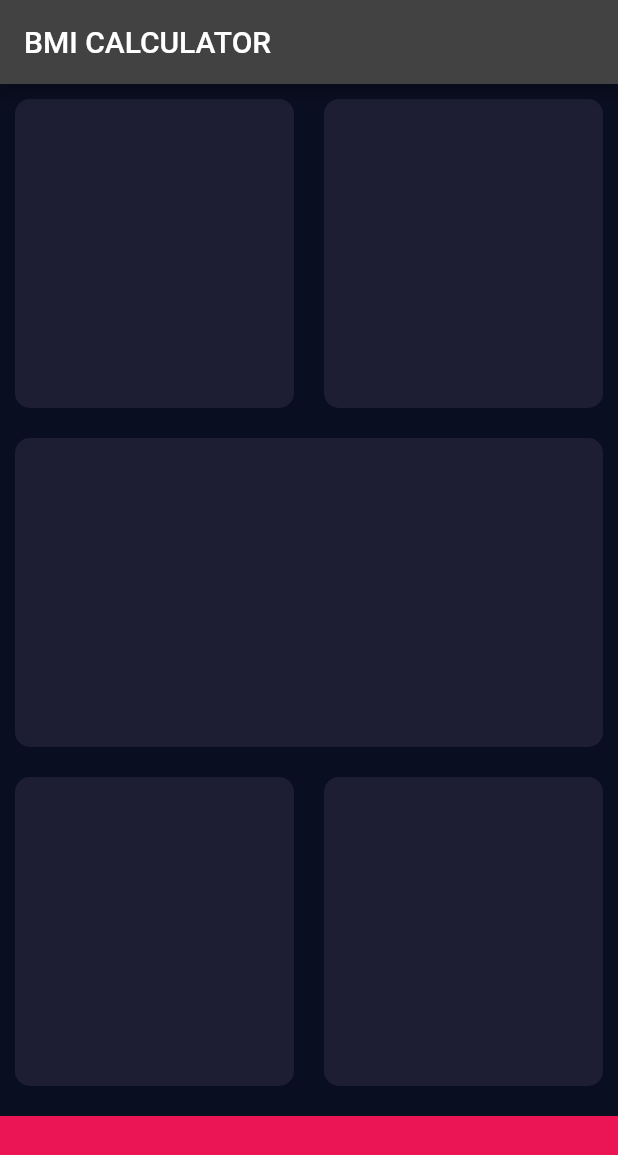
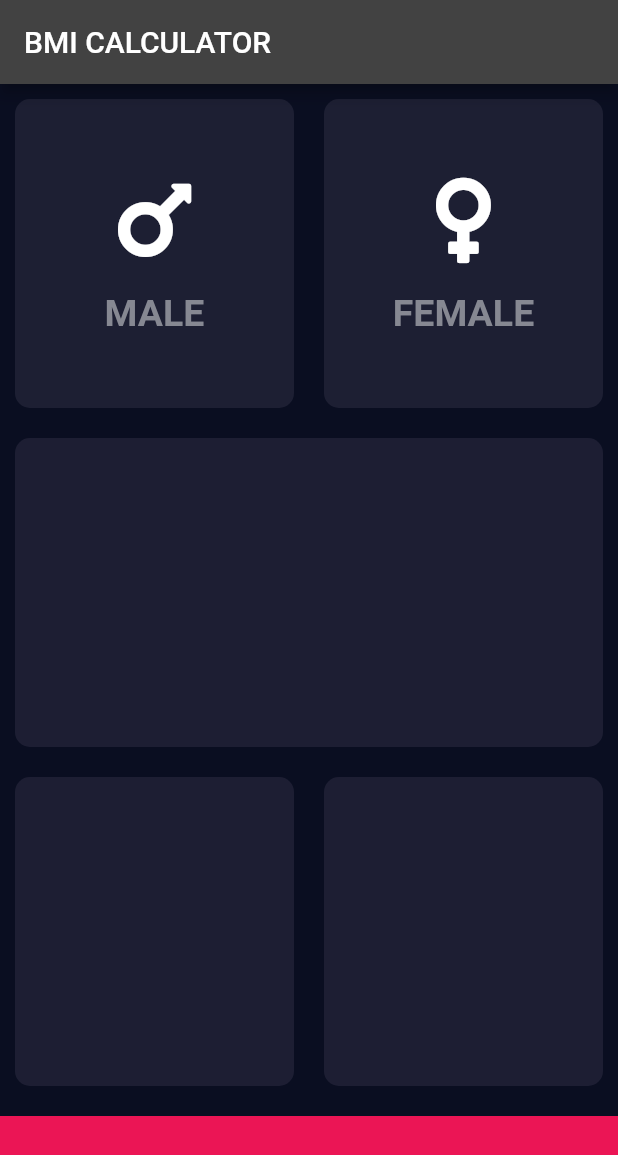
Before and after one commit to HeratUni-CS/bmi-calculator-hazrat2023, a Flutter app: the screen it shows after launch, on a phone screen of 412 x 824 dp. Shown: the top 1155 px of the screen. Run offline on Flutter 3.47's test engine with Material 2 defaults, Android fonts, the phone set to English and light mode, and no system bars; our stand-ins replace font_awesome_flutter.

Commit message:
here i made two another dart file and pust the code inside the two files that realated to each other

```diff
--- /dev/null
+++ b/lib/icon_content.dart
@@ -0,0 +1,28 @@
+import 'package:flutter/material.dart';
+
+class iconContent extends StatelessWidget {
+  final IconData iconData;
+  final String label;
+
+  iconContent({required this.iconData, required this.label});
+  @override
+  Widget build(BuildContext context) {
+    return Column(
+      mainAxisAlignment: MainAxisAlignment.center,
+      children: [
+        Icon(iconData,
+          size: 65,
+        ),
+        SizedBox(height: 15.0),
+        Text(
+          label,
+          style: TextStyle(
+            fontSize: 25.0,
+            fontWeight: FontWeight.bold,
+            color: Color(0xFF868892),
+          ),
+        )
+      ],
+    );
+  }
+}
--- a/lib/input_page.dart
+++ b/lib/input_page.dart
@@ -1,17 +1,32 @@
 import 'package:flutter/material.dart';
+import 'package:font_awesome_flutter/font_awesome_flutter.dart';
+import 'reusable_card.dart';
+import 'icon_content.dart';
+
 
 const bottomContainerHeight = 80.0;
 const activeCardColor = Color(0xFF1D1E33);
 const bottomContainerColor = Color(0xFFEB1555);
+const inActiveCardColor = Color(0xFF1D1F33);
+
+enum Gender{
+  male,
+  female,
+}
 
 class InputPage extends StatefulWidget {
+  const InputPage({Key? key}) : super(key:key);
   @override
-  State<InputPage> createState() => _InputPageState();
+    _InputPageState createState() => _InputPageState();
 }
 
+
 class _InputPageState extends State<InputPage> {
+  Gender? selectedGender;
+
   @override
   Widget build(BuildContext context) {
+    var selectedGender;
     return Scaffold(
         appBar: AppBar(
           title: Text('BMI CALCULATOR'),
@@ -23,12 +38,33 @@ class _InputPageState extends State<InputPage> {
                   children: <Widget>[
                     Expanded(
                       child: ReusableCard(
-                    colour: activeCardColor,
-                  ),
+                        onPressed: () {
+                          setState(() {
+                            selectedGender = Gender.male;
+                          });
+                        },
+                        colour: (selectedGender == Gender.male)
+                            ? activeCardColor
+                            : inActiveCardColor,
+                        child: iconContent(
+                          iconData: FontAwesomeIcons.mars,
+                          label: "MALE",
+                        ),),
                     ),
                     Expanded(
                       child: ReusableCard(
-                    colour: activeCardColor,
+                        onPressed: () {
+                          setState(() {
+                            selectedGender = Gender.female;
+                          });
+                        },
+                        colour: (selectedGender == Gender.female)
+                            ? activeCardColor
+                            : inActiveCardColor,
+                        child: iconContent(
+                          iconData: FontAwesomeIcons.venus,
+                          label: "FEMALE",
+                        ),
                       ),
                     ),
                   ],
@@ -52,7 +88,8 @@ class _InputPageState extends State<InputPage> {
                     ),
                   ),
                 ],
-            ),),
+              ),
+            ),
             Container(
               margin: EdgeInsets.only(top: 10.0),
               color: bottomContainerColor,
@@ -62,20 +99,6 @@ class _InputPageState extends State<InputPage> {
           ],
         ));
   }
+
+
 }
-
-class ReusableCard extends StatelessWidget {
-  ReusableCard({required this.colour});
-  Color colour;
-
-  @override
-  Widget build(BuildContext context) {
-    return Container(
-      margin: EdgeInsets.all(10.0),
-      decoration: BoxDecoration(
-        color: colour,
-        borderRadius: BorderRadius.circular(10.0),
-      ),
-    );
-  }
-}
--- a/lib/main.dart
+++ b/lib/main.dart
@@ -1,5 +1,9 @@
+// @dart=2.9
 import 'package:flutter/material.dart';
 import 'input_page.dart';
+import 'package:font_awesome_flutter/font_awesome_flutter.dart';
+import 'dart:math';
+import 'main.dart';
 
 void main() => runApp(BMICalculator());
 
--- /dev/null
+++ b/lib/reusable_card.dart
@@ -0,0 +1,25 @@
+import 'package:flutter/material.dart';
+
+class ReusableCard extends StatelessWidget {
+  ReusableCard({required this.colour, this.child, this.onPressed});
+  final Color colour;
+  final Widget? child;
+  final void Function()? onPressed;
+
+  @override
+  Widget build(BuildContext context) {
+    return InkWell(
+      onTap: onPressed,
+      child: Container(
+        // child: cardChild,
+        child: child,
+        margin: EdgeInsets.all(10.0),
+        decoration: BoxDecoration(
+          color: colour,
+          borderRadius: BorderRadius.circular(10.0),
+        ),
+      ),
+    );
+
+  }
+}
--- a/pubspec.yaml
+++ b/pubspec.yaml
@@ -20,7 +20,7 @@ publish_to: 'none' # Remove this line if you wish to publish to pub.dev
 version: 1.0.0+1
 
 environment:
-  sdk: '>=2.18.0 <3.0.0'
+  sdk: '>=2.12.0 <3.0.0'
 
 # Dependencies specify other packages that your package needs in order to work.
 # To automatically upgrade your package dependencies to the latest versions
@@ -36,6 +36,7 @@ dependencies:
   # The following adds the Cupertino Icons font to your application.
   # Use with the CupertinoIcons class for iOS style icons.
   cupertino_icons: ^1.0.2
+  font_awesome_flutter: ^8.4.0
 
 dev_dependencies:
   flutter_test:
```
Also changed, not shown: pubspec.lock. Lines whose indentation alone changed are shown as unchanged.
